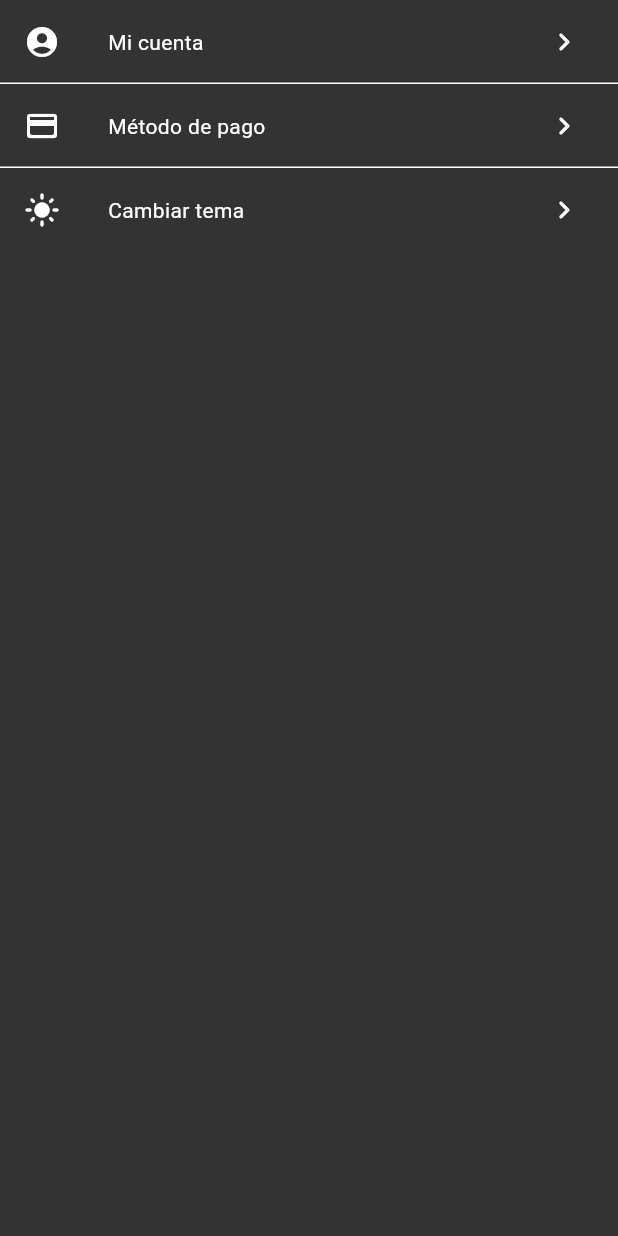
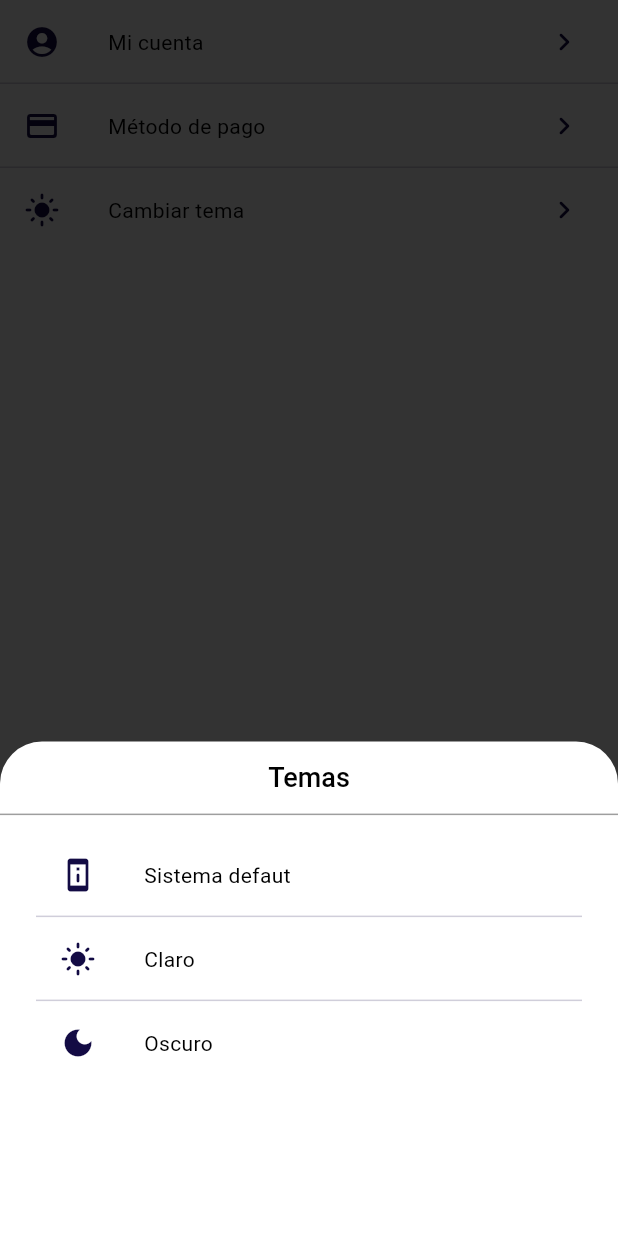
Before and after one commit to TarGonzalez/tarjetero_app, a Flutter app: the TabSettings widget shown alone on an empty page, opened directly, after a tap on "Cambiar tema", on a phone screen of 412 x 824 dp. Run offline on Flutter 3.47's test engine with Material 3 defaults, Android fonts, the phone set to English and light mode, and no system bars; our stand-ins replace flutter_datetime_picker_plus, flutter_masked_text2, gap, get, loading_animation_widget, lottie and 1 more; missing offline and left inert: flutter_color_picker_wheel, flutter_flip_card, molten_navigationbar_flutter.

Commit message:
[Settings] Se agrega lógica para seleccionar el tema que desea el usuario

```diff
--- a/lib/screens/tabs/tab_settings.dart
+++ b/lib/screens/tabs/tab_settings.dart
@@ -2,6 +2,7 @@ import 'package:flutter/material.dart';
 import 'package:get/get.dart';
 
 import '../../themes/app_theme.dart';
+import '../../utils/modal_utils.dart';
 import '../../widgets/settings/setting_item.dart';
 
 class TabSettings extends StatefulWidget {
@@ -12,17 +13,63 @@ class TabSettings extends StatefulWidget {
 }
 
 class _TabSettingsState extends State<TabSettings> {
-  bool isDarkMode = false;
-  void cambiarTheme() {
-    setState(() {
-      isDarkMode = !isDarkMode;
-    });
-    Get.changeTheme(!isDarkMode ? themeLight : themeDark);
+  void cambiarTheme({required String themeMode}) {
+    if (themeMode == 'default') {
+      // final Brightness brightness =
+      //     WidgetsBinding.instance.platformDispatcher.platformBrightness;
+      // themeMode = brightness == Brightness.dark ? 'oscuro' : 'light';
+      final int hour = DateTime.now().hour;
+      themeMode = hour >= 19 || hour < 7 ? 'oscuro' : 'light';
+    }
+    if (themeMode == 'light') {
+      Get.changeTheme(themeLight);
+    } else {
+      Get.changeTheme(themeDark);
+    }
+    Get.back();
   }
 
   @override
   Widget build(BuildContext context) {
-    final List<SettingItem> items = <SettingItem>[
+    final List<SettingItem> temasOpciones = <SettingItem>[
+      SettingItem(
+        titulo: 'Sistema defaut',
+        leadingIcon: Icons.perm_device_information_rounded,
+        onTap: () => cambiarTheme(themeMode: 'default'),
+        mostrarTrailing: 'no',
+      ),
+      SettingItem(
+        titulo: 'Claro',
+        leadingIcon: Icons.light_mode,
+        onTap: () => cambiarTheme(themeMode: 'light'),
+        mostrarTrailing: 'no',
+      ),
+      SettingItem(
+        titulo: 'Oscuro',
+        leadingIcon: Icons.dark_mode,
+        onTap: () => cambiarTheme(themeMode: 'oscuro'),
+        mostrarTrailing: 'no',
+      ),
+    ];
+    Future<void> mostrarModalTemas() async {
+      ModalUtils.mostrarBottomShet(
+        titulo: 'Temas',
+        altura: Get.height * 0.4,
+        contenido: ListView.separated(
+          shrinkWrap: true,
+          physics: const NeverScrollableScrollPhysics(),
+          itemCount: temasOpciones.length,
+          itemBuilder: (BuildContext context, int index) {
+            return temasOpciones[index];
+          },
+          separatorBuilder: (BuildContext context, int index) {
+            return const Divider();
+          },
+        ),
+      );
+    }
+
+    final List<SettingItem> settingsOpciones = <SettingItem>[
       SettingItem(
         titulo: 'Mi cuenta',
         leadingIcon: Icons.account_circle,
@@ -36,14 +83,15 @@ class _TabSettingsState extends State<TabSettings> {
       SettingItem(
         titulo: 'Cambiar tema',
         leadingIcon: Icons.light_mode,
-        onTap: () => cambiarTheme(),
+        onTap: () => mostrarModalTemas(),
       ),
     ];
+
     return ListView.separated(
       shrinkWrap: true,
-      itemCount: items.length,
+      itemCount: settingsOpciones.length,
       itemBuilder: (BuildContext context, int index) {
-        return items[index];
+        return settingsOpciones[index];
       },
       separatorBuilder: (BuildContext context, int index) {
         return const Divider();
--- a/lib/widgets/settings/setting_item.dart
+++ b/lib/widgets/settings/setting_item.dart
@@ -6,10 +6,12 @@ class SettingItem extends StatelessWidget {
     required this.leadingIcon,
     this.titulo,
     this.onTap,
+    this.mostrarTrailing = 'si',
   });
   final IconData leadingIcon;
   final String? titulo;
   final VoidCallback? onTap;
+  final String mostrarTrailing;
 
   @override
   Widget build(BuildContext context) {
@@ -27,12 +29,14 @@ class SettingItem extends StatelessWidget {
             leadingIcon,
           ),
         ),
-        trailing: IconTheme(
-          data: Theme.of(context).iconTheme,
-          child: const Icon(
-            Icons.chevron_right_rounded,
-          ),
-        ),
+        trailing: mostrarTrailing == 'si'
+            ? IconTheme(
+                data: Theme.of(context).iconTheme,
+                child: const Icon(
+                  Icons.chevron_right_rounded,
+                ),
+              )
+            : null,
       ),
     );
   }
```
